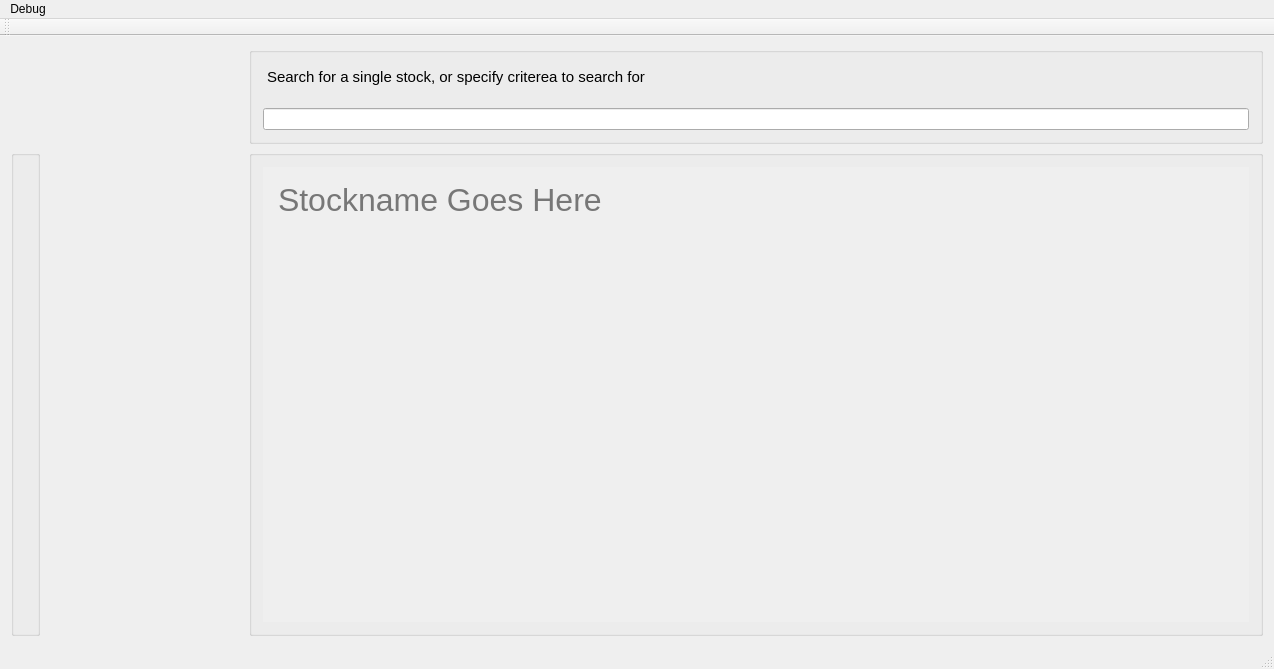
Old version of the form client/SSSClient/mainwindow.ui in the repository zvzv1919/Simply-Stock-Screener.
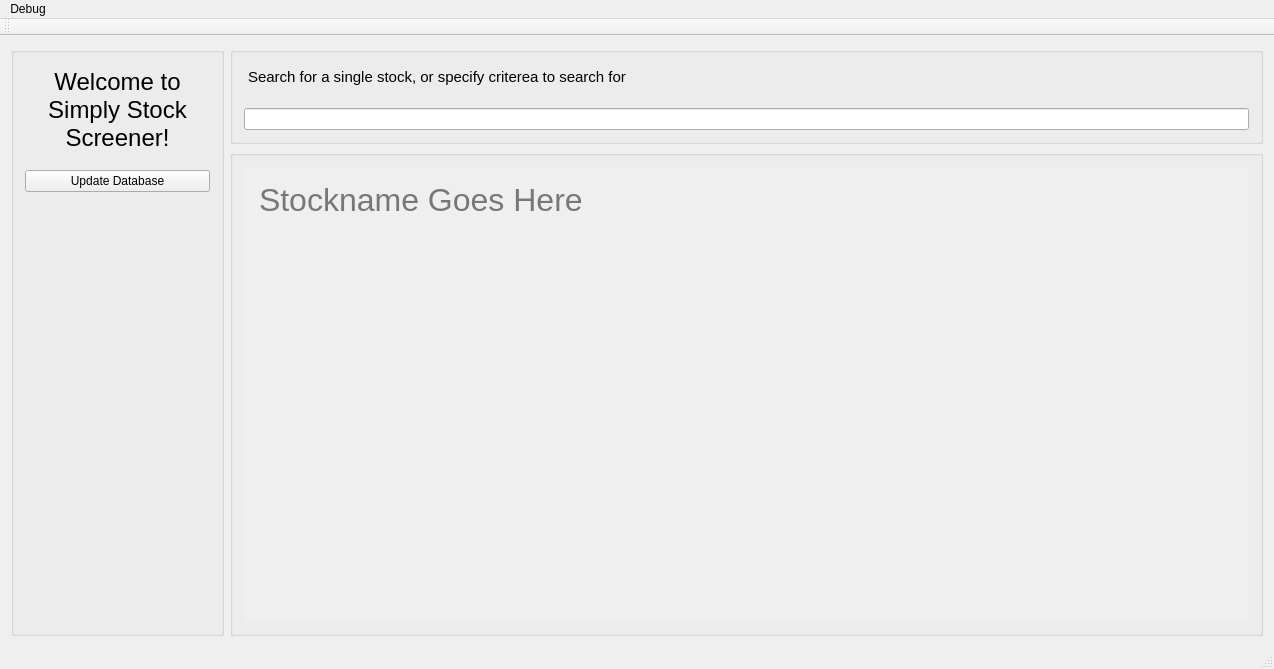
New version of the form.

Commit message: Adds Update database button and empty slot to handle database update calls

The edit to the form file:
```diff
--- a/client/SSSClient/mainwindow.ui
+++ b/client/SSSClient/mainwindow.ui
@@ -56,7 +56,7 @@
                <rect>
                 <x>0</x>
                 <y>0</y>
-                <width>1006</width>
+                <width>1017</width>
                 <height>473</height>
                </rect>
               </property>
@@ -436,7 +436,7 @@
       </layout>
      </widget>
     </item>
-    <item row="2" column="0">
+    <item row="1" column="0" rowspan="2" colspan="2">
      <widget class="QGroupBox" name="sidebargroupbox">
       <property name="baseSize">
        <size>
@@ -447,6 +447,48 @@
       <property name="title">
        <string/>
       </property>
+      <layout class="QVBoxLayout" name="verticalLayout" stretch="2,1,9">
+       <item>
+        <widget class="QTextEdit" name="textEdit_2">
+         <property name="minimumSize">
+          <size>
+           <width>150</width>
+           <height>100</height>
+          </size>
+         </property>
+         <property name="styleSheet">
+          <string notr="true"> background-color: rgba(0, 0, 0, 0);border: transparent;</string>
+         </property>
+         <property name="html">
+          <string>&lt;!DOCTYPE HTML PUBLIC &quot;-//W3C//DTD HTML 4.0//EN&quot; &quot;http://www.w3.org/TR/REC-html40/strict.dtd&quot;&gt;
+&lt;html&gt;&lt;head&gt;&lt;meta name=&quot;qrichtext&quot; content=&quot;1&quot; /&gt;&lt;style type=&quot;text/css&quot;&gt;
+p, li { white-space: pre-wrap; }
+&lt;/style&gt;&lt;/head&gt;&lt;body style=&quot; font-family:'MS Shell Dlg 2'; font-size:8.25pt; font-weight:400; font-style:normal;&quot;&gt;
+&lt;p align=&quot;center&quot; style=&quot; margin-top:0px; margin-bottom:0px; margin-left:0px; margin-right:0px; -qt-block-indent:0; text-indent:0px;&quot;&gt;&lt;span style=&quot; font-size:18pt;&quot;&gt;Welcome to Simply Stock Screener!&lt;/span&gt;&lt;/p&gt;&lt;/body&gt;&lt;/html&gt;</string>
+         </property>
+        </widget>
+       </item>
+       <item>
+        <widget class="QPushButton" name="updatebutton">
+         <property name="text">
+          <string>Update Database</string>
+         </property>
+        </widget>
+       </item>
+       <item>
+        <spacer name="verticalSpacer">
+         <property name="orientation">
+          <enum>Qt::Vertical</enum>
+         </property>
+         <property name="sizeHint" stdset="0">
+          <size>
+           <width>20</width>
+           <height>40</height>
+          </size>
+         </property>
+        </spacer>
+       </item>
+      </layout>
      </widget>
     </item>
    </layout>
```
Left out of the diff: 19 changed lines with no effect on the pictures. The commit also changes 12 other files.
